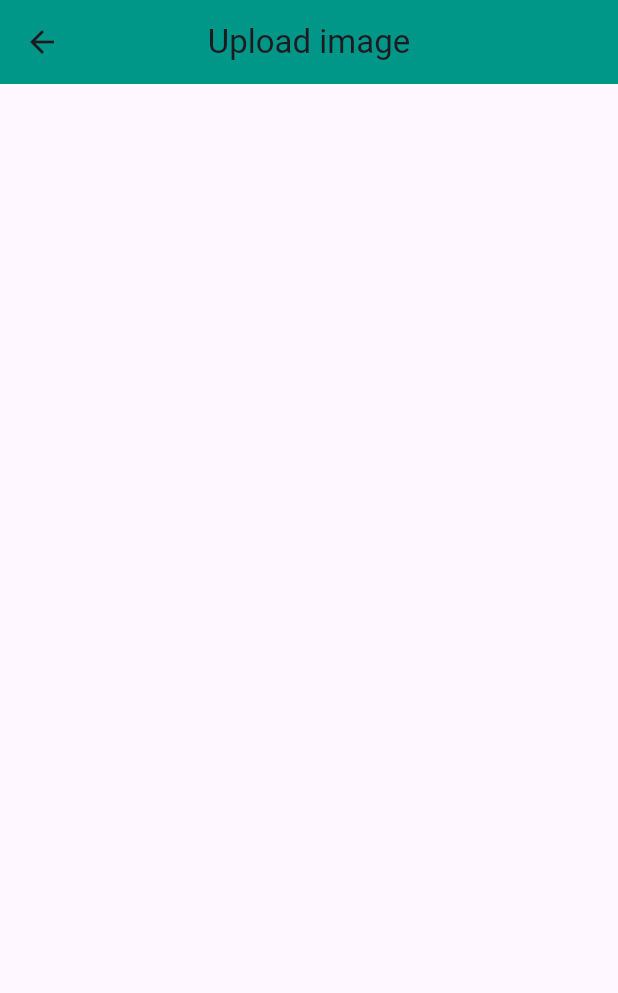
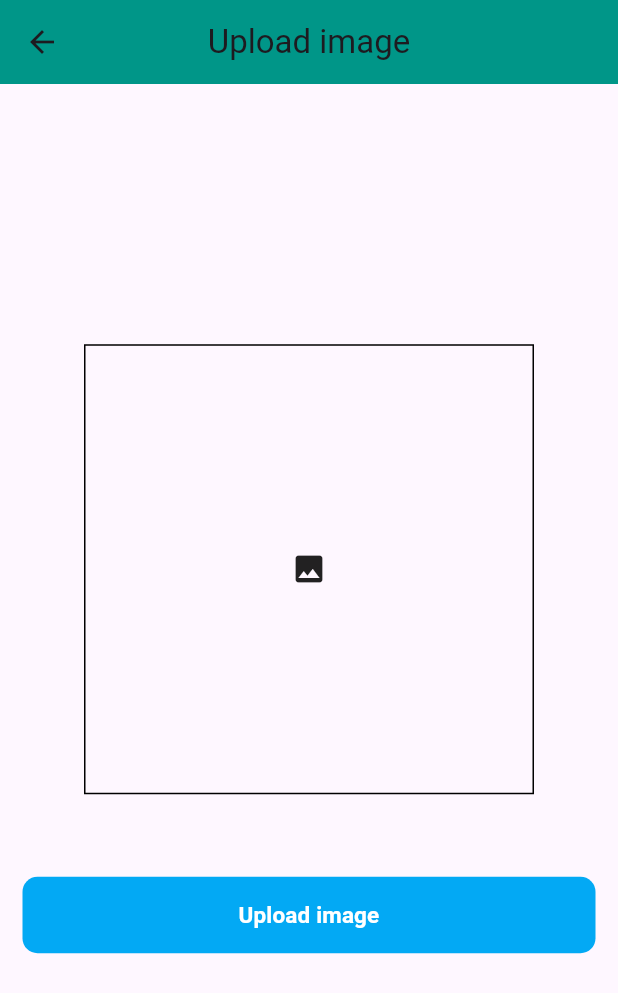
Before and after one commit to ankitpsamrat/Flutter-firebase, a Flutter app: the UploadImage screen opened directly, on a phone screen of 412 x 824 dp. Shown: the top 993 px of the screen. Run offline on Flutter 3.47's test engine with Material 2 defaults, Android fonts, the phone set to English and light mode, and no system bars; our stand-ins replace cloud_firestore, firebase_auth, firebase_core, image_picker; accounts and stored records are empty.

Commit message:
pick image method

```diff
--- a/lib/src/screens/upload_image.dart
+++ b/lib/src/screens/upload_image.dart
@@ -1,4 +1,8 @@
+import 'dart:io';
+
 import 'package:flutter/material.dart';
+import 'package:flutter_fire/src/widgets/button_widget.dart';
+import 'package:image_picker/image_picker.dart';
 
 class UploadImage extends StatefulWidget {
   const UploadImage({super.key});
@@ -8,6 +12,27 @@ class UploadImage extends StatefulWidget {
 }
 
 class _UploadImageState extends State<UploadImage> {
+  //
+  File? image;
+
+  Future pickImgFromGallery() async {
+    try {
+      final pickedImage = await ImagePicker().pickImage(
+        source: ImageSource.gallery,
+        imageQuality: 85,
+      );
+
+      if (pickedImage == null) return;
+      final imagePath = File(pickedImage.path);
+
+      setState(() {
+        image = imagePath;
+      });
+    } catch (e) {
+      debugPrint('Unable to pick image: $e');
+    }
+  }
+
   @override
   Widget build(BuildContext context) {
     return Scaffold(
@@ -17,6 +42,38 @@ class _UploadImageState extends State<UploadImage> {
         backgroundColor: Colors.teal,
         title: Text('Upload image'),
       ),
+      body: Column(
+        mainAxisAlignment: MainAxisAlignment.center,
+        children: [
+          Center(
+            child: InkWell(
+              onTap: () {
+                pickImgFromGallery();
+              },
+              child: Container(
+                height: 300,
+                width: 300,
+                margin: EdgeInsets.only(bottom: 40),
+                decoration: BoxDecoration(
+                  border: Border.all(
+                    color: Colors.black,
+                  ),
+                ),
+                child: (image != null)
+                    ? Image.file(
+                        image!,
+                        fit: BoxFit.cover,
+                      )
+                    : Icon(Icons.image),
+              ),
+            ),
+          ),
+          CustomButton(
+            onPressed: () {},
+            btnName: 'Upload image',
+          ),
+        ],
+      ),
     );
   }
 }
```
